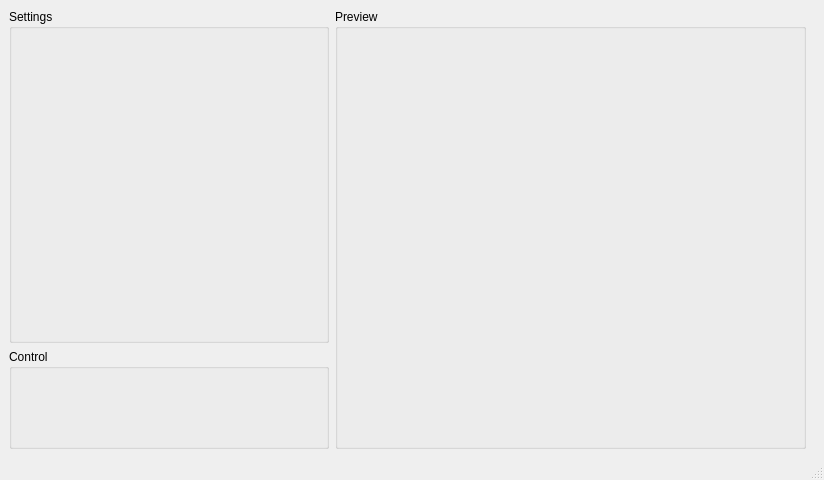
chillfactor032/emote-wall-gui, file resources/ui/gui.ui: the form before one commit.
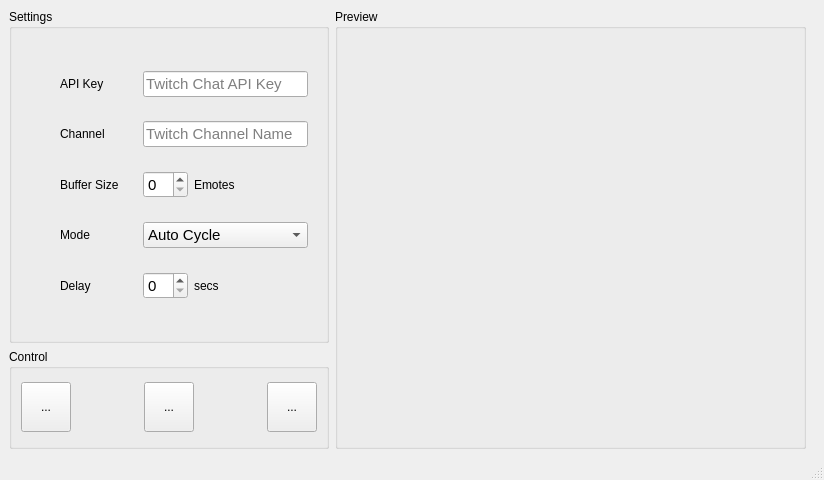
The form after the commit. Icons and pictures are not drawn.

The edit to the form file:
```diff
--- a/resources/ui/gui.ui
+++ b/resources/ui/gui.ui
@@ -41,6 +41,408 @@
          <property name="title">
           <string>Settings</string>
          </property>
+         <layout class="QVBoxLayout" name="verticalLayout_2">
+          <item>
+           <widget class="QWidget" name="widget_9" native="true">
+            <property name="font">
+             <font>
+              <stylestrategy>PreferDefault</stylestrategy>
+             </font>
+            </property>
+            <layout class="QFormLayout" name="formLayout">
+             <property name="formAlignment">
+              <set>Qt::AlignLeading|Qt::AlignLeft|Qt::AlignVCenter</set>
+             </property>
+             <property name="leftMargin">
+              <number>0</number>
+             </property>
+             <property name="topMargin">
+              <number>0</number>
+             </property>
+             <property name="rightMargin">
+              <number>0</number>
+             </property>
+             <property name="bottomMargin">
+              <number>0</number>
+             </property>
+             <item row="0" column="0">
+              <widget class="QWidget" name="widget_3" native="true">
+               <layout class="QHBoxLayout" name="horizontalLayout_3">
+                <item>
+                 <widget class="QLabel" name="label_2">
+                  <property name="sizePolicy">
+                   <sizepolicy hsizetype="Fixed" vsizetype="Fixed">
+                    <horstretch>0</horstretch>
+                    <verstretch>0</verstretch>
+                   </sizepolicy>
+                  </property>
+                  <property name="minimumSize">
+                   <size>
+                    <width>24</width>
+                    <height>24</height>
+                   </size>
+                  </property>
+                  <property name="text">
+                   <string/>
+                  </property>
+                  <property name="pixmap">
+                   <pixmap resource="../../Resources.qrc">:/resources/img/icons/twitch.svg</pixmap>
+                  </property>
+                  <property name="scaledContents">
+                   <bool>true</bool>
+                  </property>
+                 </widget>
+                </item>
+                <item>
+                 <widget class="QLabel" name="label">
+                  <property name="text">
+                   <string>API Key</string>
+                  </property>
+                 </widget>
+                </item>
+               </layout>
+              </widget>
+             </item>
+             <item row="0" column="1">
+              <widget class="QWidget" name="widget_5" native="true">
+               <layout class="QGridLayout" name="gridLayout_3">
+                <item row="0" column="0">
+                 <widget class="QLineEdit" name="lineEdit">
+                  <property name="sizePolicy">
+                   <sizepolicy hsizetype="Expanding" vsizetype="Fixed">
+                    <horstretch>0</horstretch>
+                    <verstretch>0</verstretch>
+                   </sizepolicy>
+                  </property>
+                  <property name="minimumSize">
+                   <size>
+                    <width>0</width>
+                    <height>24</height>
+                   </size>
+                  </property>
+                  <property name="font">
+                   <font>
+                    <pointsize>11</pointsize>
+                   </font>
+                  </property>
+                  <property name="placeholderText">
+                   <string>Twitch Chat API Key</string>
+                  </property>
+                 </widget>
+                </item>
+               </layout>
+              </widget>
+             </item>
+             <item row="1" column="0">
+              <widget class="QWidget" name="widget_4" native="true">
+               <layout class="QHBoxLayout" name="horizontalLayout_4">
+                <item>
+                 <widget class="QLabel" name="label_3">
+                  <property name="sizePolicy">
+                   <sizepolicy hsizetype="Fixed" vsizetype="Fixed">
+                    <horstretch>0</horstretch>
+                    <verstretch>0</verstretch>
+                   </sizepolicy>
+                  </property>
+                  <property name="minimumSize">
+                   <size>
+                    <width>24</width>
+                    <height>24</height>
+                   </size>
+                  </property>
+                  <property name="text">
+                   <string/>
+                  </property>
+                  <property name="pixmap">
+                   <pixmap resource="../../Resources.qrc">:/resources/img/icons/twitch.svg</pixmap>
+                  </property>
+                  <property name="scaledContents">
+                   <bool>true</bool>
+                  </property>
+                 </widget>
+                </item>
+                <item>
+                 <widget class="QLabel" name="label_4">
+                  <property name="text">
+                   <string>Channel</string>
+                  </property>
+                 </widget>
+                </item>
+               </layout>
+              </widget>
+             </item>
+             <item row="1" column="1">
+              <widget class="QWidget" name="widget_6" native="true">
+               <layout class="QGridLayout" name="gridLayout_4">
+                <item row="0" column="0">
+                 <widget class="QLineEdit" name="lineEdit_2">
+                  <property name="minimumSize">
+                   <size>
+                    <width>0</width>
+                    <height>24</height>
+                   </size>
+                  </property>
+                  <property name="font">
+                   <font>
+                    <pointsize>11</pointsize>
+                   </font>
+                  </property>
+                  <property name="echoMode">
+                   <enum>QLineEdit::Password</enum>
+                  </property>
+                  <property name="placeholderText">
+                   <string>Twitch Channel Name</string>
+                  </property>
+                 </widget>
+                </item>
+               </layout>
+              </widget>
+             </item>
+             <item row="2" column="0">
+              <widget class="QWidget" name="widget_8" native="true">
+               <layout class="QHBoxLayout" name="horizontalLayout_6">
+                <item>
+                 <widget class="QLabel" name="label_6">
+                  <property name="sizePolicy">
+                   <sizepolicy hsizetype="Fixed" vsizetype="Fixed">
+                    <horstretch>0</horstretch>
+                    <verstretch>0</verstretch>
+                   </sizepolicy>
+                  </property>
+                  <property name="minimumSize">
+                   <size>
+                    <width>24</width>
+                    <height>24</height>
+                   </size>
+                  </property>
+                  <property name="maximumSize">
+                   <size>
+                    <width>24</width>
+                    <height>26</height>
+                   </size>
+                  </property>
+                  <property name="text">
+                   <string/>
+                  </property>
+                  <property name="pixmap">
+                   <pixmap resource="../../Resources.qrc">:/resources/img/icons/smile.svg</pixmap>
+                  </property>
+                 </widget>
+                </item>
+                <item>
+                 <widget class="QLabel" name="label_7">
+                  <property name="text">
+                   <string>Buffer Size</string>
+                  </property>
+                 </widget>
+                </item>
+               </layout>
+              </widget>
+             </item>
+             <item row="2" column="1">
+              <widget class="QWidget" name="widget_7" native="true">
+               <layout class="QHBoxLayout" name="horizontalLayout_5">
+                <item>
+                 <widget class="QSpinBox" name="spinBox">
+                  <property name="minimumSize">
+                   <size>
+                    <width>0</width>
+                    <height>24</height>
+                   </size>
+                  </property>
+                  <property name="font">
+                   <font>
+                    <pointsize>11</pointsize>
+                   </font>
+                  </property>
+                 </widget>
+                </item>
+                <item>
+                 <widget class="QLabel" name="label_5">
+                  <property name="text">
+                   <string>Emotes</string>
+                  </property>
+                 </widget>
+                </item>
+                <item>
+                 <spacer name="horizontalSpacer_4">
+                  <property name="orientation">
+                   <enum>Qt::Horizontal</enum>
+                  </property>
+                  <property name="sizeHint" stdset="0">
+                   <size>
+                    <width>40</width>
+                    <height>20</height>
+                   </size>
+                  </property>
+                 </spacer>
+                </item>
+               </layout>
+              </widget>
+             </item>
+             <item row="3" column="0">
+              <widget class="QWidget" name="widget_12" native="true">
+               <layout class="QHBoxLayout" name="horizontalLayout_9">
+                <item>
+                 <widget class="QLabel" name="label_11">
+                  <property name="sizePolicy">
+                   <sizepolicy hsizetype="Fixed" vsizetype="Fixed">
+                    <horstretch>0</horstretch>
+                    <verstretch>0</verstretch>
+                   </sizepolicy>
+                  </property>
+                  <property name="minimumSize">
+                   <size>
+                    <width>24</width>
+                    <height>24</height>
+                   </size>
+                  </property>
+                  <property name="maximumSize">
+                   <size>
+                    <width>24</width>
+                    <height>24</height>
+                   </size>
+                  </property>
+                  <property name="text">
+                   <string/>
+                  </property>
+                  <property name="pixmap">
+                   <pixmap resource="../../Resources.qrc">:/resources/img/icons/monitor.svg</pixmap>
+                  </property>
+                 </widget>
+                </item>
+                <item>
+                 <widget class="QLabel" name="label_12">
+                  <property name="text">
+                   <string>Mode</string>
+                  </property>
+                 </widget>
+                </item>
+               </layout>
+              </widget>
+             </item>
+             <item row="3" column="1">
+              <widget class="QWidget" name="widget_13" native="true">
+               <layout class="QGridLayout" name="gridLayout_5">
+                <item row="0" column="0">
+                 <widget class="QComboBox" name="comboBox">
+                  <property name="minimumSize">
+                   <size>
+                    <width>0</width>
+                    <height>24</height>
+                   </size>
+                  </property>
+                  <property name="font">
+                   <font>
+                    <pointsize>11</pointsize>
+                   </font>
+                  </property>
+                  <item>
+                   <property name="text">
+                    <string>Auto Cycle</string>
+                   </property>
+                  </item>
+                  <item>
+                   <property name="text">
+                    <string>Last</string>
+                   </property>
+                  </item>
+                  <item>
+                   <property name="text">
+                    <string>Manual</string>
+                   </property>
+                  </item>
+                 </widget>
+                </item>
+               </layout>
+              </widget>
+             </item>
+             <item row="4" column="0">
+              <widget class="QWidget" name="widget_10" native="true">
+               <layout class="QHBoxLayout" name="horizontalLayout_7">
+                <item>
+                 <widget class="QLabel" name="label_8">
+                  <property name="sizePolicy">
+                   <sizepolicy hsizetype="Fixed" vsizetype="Fixed">
+                    <horstretch>0</horstretch>
+                    <verstretch>0</verstretch>
+                   </sizepolicy>
+                  </property>
+                  <property name="minimumSize">
+                   <size>
+                    <width>24</width>
+                    <height>24</height>
+                   </size>
+                  </property>
+                  <property name="maximumSize">
+                   <size>
+                    <width>24</width>
+                    <height>24</height>
+                   </size>
+                  </property>
+                  <property name="text">
+                   <string/>
+                  </property>
+                  <property name="pixmap">
+                   <pixmap resource="../../Resources.qrc">:/resources/img/icons/clock.svg</pixmap>
+                  </property>
+                 </widget>
+                </item>
+                <item>
+                 <widget class="QLabel" name="label_9">
+                  <property name="text">
+                   <string>Delay</string>
+                  </property>
+                 </widget>
+                </item>
+               </layout>
+              </widget>
+             </item>
+             <item row="4" column="1">
+              <widget class="QWidget" name="widget_11" native="true">
+               <layout class="QHBoxLayout" name="horizontalLayout_8">
+                <item>
+                 <widget class="QSpinBox" name="spinBox_2">
+                  <property name="minimumSize">
+                   <size>
+                    <width>0</width>
+                    <height>24</height>
+                   </size>
+                  </property>
+                  <property name="font">
+                   <font>
+                    <pointsize>11</pointsize>
+                   </font>
+                  </property>
+                 </widget>
+                </item>
+                <item>
+                 <widget class="QLabel" name="label_10">
+                  <property name="text">
+                   <string>secs</string>
+                  </property>
+                 </widget>
+                </item>
+                <item>
+                 <spacer name="horizontalSpacer_3">
+                  <property name="orientation">
+                   <enum>Qt::Horizontal</enum>
+                  </property>
+                  <property name="sizeHint" stdset="0">
+                   <size>
+                    <width>40</width>
+                    <height>20</height>
+                   </size>
+                  </property>
+                 </spacer>
+                </item>
+               </layout>
+              </widget>
+             </item>
+            </layout>
+           </widget>
+          </item>
+         </layout>
         </widget>
        </item>
        <item>
@@ -60,6 +462,103 @@
          <property name="title">
           <string>Control</string>
          </property>
+         <layout class="QHBoxLayout" name="horizontalLayout_2">
+          <item>
+           <widget class="QToolButton" name="toolButton">
+            <property name="minimumSize">
+             <size>
+              <width>50</width>
+              <height>50</height>
+             </size>
+            </property>
+            <property name="text">
+             <string>...</string>
+            </property>
+            <property name="icon">
+             <iconset resource="../../Resources.qrc">
+              <normaloff>:/resources/img/icons/arrow-left.svg</normaloff>:/resources/img/icons/arrow-left.svg</iconset>
+            </property>
+            <property name="iconSize">
+             <size>
+              <width>40</width>
+              <height>40</height>
+             </size>
+            </property>
+           </widget>
+          </item>
+          <item>
+           <spacer name="horizontalSpacer">
+            <property name="orientation">
+             <enum>Qt::Horizontal</enum>
+            </property>
+            <property name="sizeHint" stdset="0">
+             <size>
+              <width>40</width>
+              <height>20</height>
+             </size>
+            </property>
+           </spacer>
+          </item>
+          <item>
+           <widget class="QToolButton" name="toolButton_3">
+            <property name="minimumSize">
+             <size>
+              <width>50</width>
+              <height>50</height>
+             </size>
+            </property>
+            <property name="text">
+             <string>...</string>
+            </property>
+            <property name="icon">
+             <iconset resource="../../Resources.qrc">
+              <normaloff>:/resources/img/icons/grid.svg</normaloff>:/resources/img/icons/grid.svg</iconset>
+            </property>
+            <property name="iconSize">
+             <size>
+              <width>40</width>
+              <height>40</height>
+             </size>
+            </property>
+           </widget>
+          </item>
+          <item>
+           <spacer name="horizontalSpacer_2">
+            <property name="orientation">
+             <enum>Qt::Horizontal</enum>
+            </property>
+            <property name="sizeHint" stdset="0">
+             <size>
+              <width>40</width>
+              <height>20</height>
+             </size>
+            </property>
+           </spacer>
+          </item>
+          <item>
+           <widget class="QToolButton" name="toolButton_2">
+            <property name="minimumSize">
+             <size>
+              <width>50</width>
+              <height>50</height>
+             </size>
+            </property>
+            <property name="text">
+             <string>...</string>
+            </property>
+            <property name="icon">
+             <iconset resource="../../Resources.qrc">
+              <normaloff>:/resources/img/icons/arrow-right.svg</normaloff>:/resources/img/icons/arrow-right.svg</iconset>
+            </property>
+            <property name="iconSize">
+             <size>
+              <width>40</width>
+              <height>40</height>
+             </size>
+            </property>
+           </widget>
+          </item>
+         </layout>
         </widget>
        </item>
       </layout>
```
Left out of the diff: 19 changed lines with no effect on the pictures.
